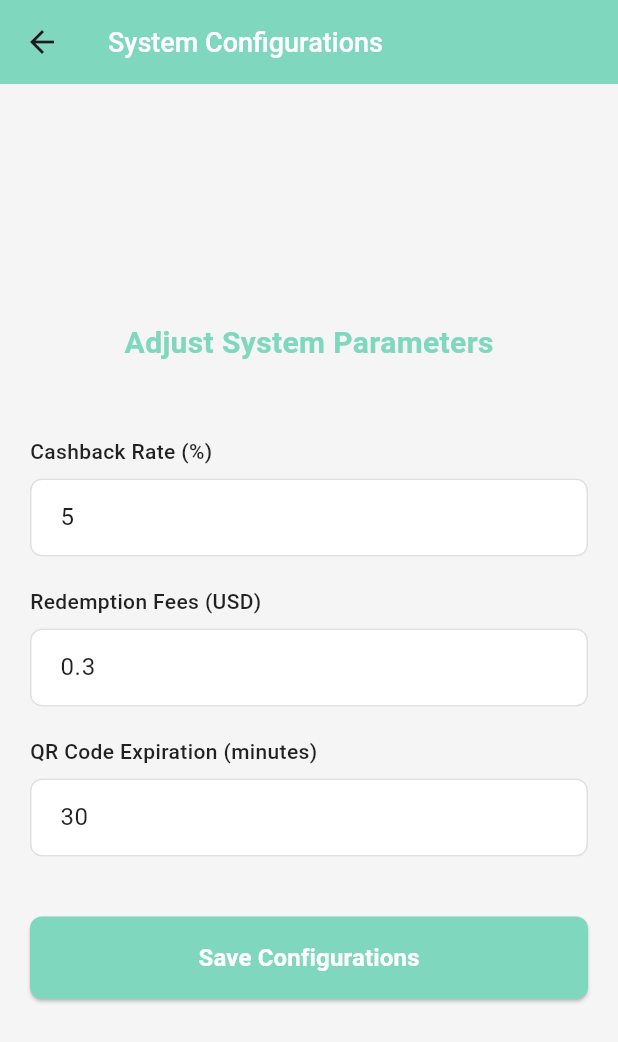
After one commit to ali88367/food_buddy_admin, a Flutter app: the SystemConfigurationsPage screen opened directly, on a phone screen of 412 x 824 dp. The commit adds this screen. Shown: the top 1042 px of the screen. Run offline on Flutter 3.47's test engine with Material 3 defaults, Android fonts, the light colour scheme and no system bars; our stand-ins replace get, sidebarx.

Commit message:
first commit

```diff
--- a/lib/HomeMain.dart
+++ b/lib/HomeMain.dart
@@ -9,6 +9,8 @@ import 'RedemptionLogs.dart';
 import 'Restaurants.dart';
 import 'UserDetails.dart';
 import 'cashbacks.dart';
+import 'configurations.dart';
+import 'monthlyReport.dart';
 
 
 
@@ -46,9 +48,9 @@ class _HomeMainState extends State<HomeMain> {
                         : sidebarController.selectedindex.value == 3
                         ? CashbackMonitoringPage()
                         : sidebarController.selectedindex.value == 4
-                        ? ContactPage()
+                        ? PaymentReportsPage()
                         : sidebarController.selectedindex.value == 5
-                        ? ContactPage()
+                        ? SystemConfigurationsPage()
                         : sidebarController.selectedindex.value == 6
                         ? ContactPage()
                         : ContactPage()))
--- /dev/null
+++ b/lib/configurations.dart
@@ -0,0 +1,192 @@
+import 'package:flutter/material.dart';
+
+class SystemConfigurationsPage extends StatefulWidget {
+  const SystemConfigurationsPage({Key? key}) : super(key: key);
+
+  @override
+  State<SystemConfigurationsPage> createState() =>
+      _SystemConfigurationsPageState();
+}
+
+class _SystemConfigurationsPageState extends State<SystemConfigurationsPage> {
+  late TextEditingController cashbackRateController;
+  late TextEditingController redemptionFeesController;
+  late TextEditingController qrCodeExpirationController;
+
+  @override
+  void initState() {
+    super.initState();
+    cashbackRateController = TextEditingController(text: '5');
+    redemptionFeesController = TextEditingController(text: '0.3');
+    qrCodeExpirationController = TextEditingController(text: '30');
+  }
+
+  @override
+  void dispose() {
+    cashbackRateController.dispose();
+    redemptionFeesController.dispose();
+    qrCodeExpirationController.dispose();
+    super.dispose();
+  }
+
+  void _saveConfigurations() {
+    ScaffoldMessenger.of(context).showSnackBar(
+      const SnackBar(
+        content: Text('Configurations saved successfully!'),
+        backgroundColor: Color(0xFF7FD8BE),
+        duration: Duration(seconds: 2),
+      ),
+    );
+  }
+
+  @override
+  Widget build(BuildContext context) {
+    return Scaffold(
+      backgroundColor: const Color(0xFFF5F5F5),
+      appBar: AppBar(
+        backgroundColor: const Color(0xFF7FD8BE),
+        elevation: 0,
+        title: const Text(
+          'System Configurations',
+          style: TextStyle(
+            color: Colors.white,
+            fontSize: 18,
+            fontWeight: FontWeight.w500,
+          ),
+        ),
+      ),
+      body: Center(
+        child: SingleChildScrollView(
+          child: Padding(
+            padding: const EdgeInsets.all(20),
+            child: Container(
+              constraints: const BoxConstraints(maxWidth: 600),
+              child: Column(
+                mainAxisAlignment: MainAxisAlignment.center,
+                children: [
+                  // Title
+                  const Text(
+                    'Adjust System Parameters',
+                    style: TextStyle(
+                      fontSize: 20,
+                      fontWeight: FontWeight.w600,
+                      color: Color(0xFF7FD8BE),
+                    ),
+                  ),
+                  const SizedBox(height: 48),
+
+                  // Cashback Rate Input
+                  _ConfigurationInput(
+                    label: 'Cashback Rate (%)',
+                    controller: cashbackRateController,
+                  ),
+                  const SizedBox(height: 20),
+
+                  // Redemption Fees Input
+                  _ConfigurationInput(
+                    label: 'Redemption Fees (USD)',
+                    controller: redemptionFeesController,
+                  ),
+                  const SizedBox(height: 20),
+
+                  // QR Code Expiration Input
+                  _ConfigurationInput(
+                    label: 'QR Code Expiration (minutes)',
+                    controller: qrCodeExpirationController,
+                  ),
+                  const SizedBox(height: 40),
+
+                  // Save Button
+                  SizedBox(
+                    width: double.infinity,
+                    child: ElevatedButton(
+                      onPressed: _saveConfigurations,
+                      style: ElevatedButton.styleFrom(
+                        backgroundColor: const Color(0xFF7FD8BE),
+                        foregroundColor: Colors.white,
+                        padding: const EdgeInsets.symmetric(vertical: 16),
+                        shape: RoundedRectangleBorder(
+                          borderRadius: BorderRadius.circular(8),
+                        ),
+                      ),
+                      child: const Text(
+                        'Save Configurations',
+                        style: TextStyle(
+                          fontSize: 16,
+                          fontWeight: FontWeight.w600,
+                        ),
+                      ),
+                    ),
+                  ),
+                ],
+              ),
+            ),
+          ),
+        ),
+      ),
+    );
+  }
+}
+
+class _ConfigurationInput extends StatelessWidget {
+  final String label;
+  final TextEditingController controller;
+
+  const _ConfigurationInput({
+    required this.label,
+    required this.controller,
+  });
+
+  @override
+  Widget build(BuildContext context) {
+    return Column(
+      crossAxisAlignment: CrossAxisAlignment.start,
+      children: [
+        Text(
+          label,
+          style: const TextStyle(
+            color: Colors.black87,
+            fontSize: 14,
+            fontWeight: FontWeight.w500,
+          ),
+        ),
+        const SizedBox(height: 8),
+        TextField(
+          controller: controller,
+          keyboardType: TextInputType.numberWithOptions(decimal: true),
+          decoration: InputDecoration(
+            filled: true,
+            fillColor: Colors.white,
+            border: OutlineInputBorder(
+              borderRadius: BorderRadius.circular(8),
+              borderSide: BorderSide(
+                color: Colors.grey[300] ?? Colors.grey,
+              ),
+            ),
+            enabledBorder: OutlineInputBorder(
+              borderRadius: BorderRadius.circular(8),
+              borderSide: BorderSide(
+                color: Colors.grey[300] ?? Colors.grey,
+              ),
+            ),
+            focusedBorder: OutlineInputBorder(
+              borderRadius: BorderRadius.circular(8),
+              borderSide: const BorderSide(
+                color: Color(0xFF7FD8BE),
+                width: 2,
+              ),
+            ),
+            contentPadding: const EdgeInsets.symmetric(
+              horizontal: 16,
+              vertical: 14,
+            ),
+          ),
+          style: const TextStyle(
+            color: Colors.black87,
+            fontSize: 16,
+          ),
+        ),
+      ],
+    );
+  }
+}
--- a/pubspec.yaml
+++ b/pubspec.yaml
@@ -36,6 +36,7 @@ dependencies:
   cupertino_icons: ^1.0.8
   get:
   sidebarx: ^0.17.1
+  intl:
 
 dev_dependencies:
   flutter_test:
```
Also changed, not shown: lib/monthlyReport.dart (added, +389 -0 lines), pubspec.lock.
